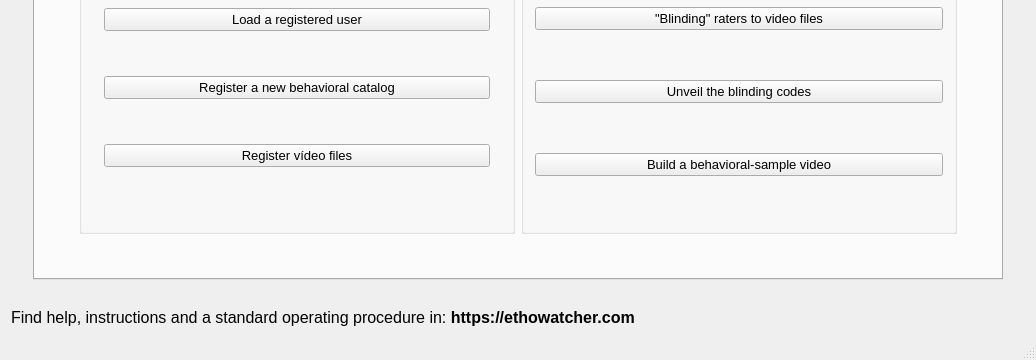
Qt form src/ethowatcher.ui (EthoWatcher/ethowatcher) before a commit; both pictures show x 0 to 1036 and y 366 to 726 of the 1036 by 726 pixel window.
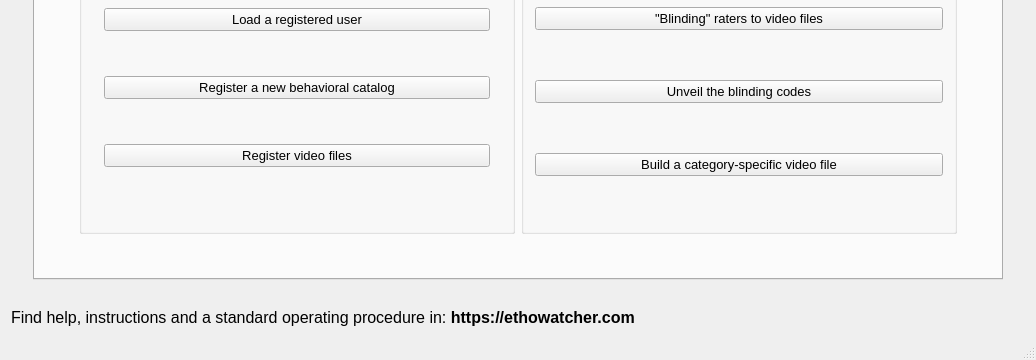
The same form after that commit. The open tabs and pages were chosen to show the change. Icons and pictures are not drawn.

Commit message: Arrumando textos da interface gráfica

The edit to the form file:
```diff
--- a/src/ethowatcher.ui
+++ b/src/ethowatcher.ui
@@ -340,7 +340,7 @@
                                  </font>
                                 </property>
                                 <property name="text">
-                                 <string>Register vídeo files</string>
+                                 <string>Register video files</string>
                                 </property>
                                </widget>
                               </item>
@@ -412,7 +412,7 @@
                               </font>
                              </property>
                              <property name="text">
-                              <string>Build a behavioral-sample video</string>
+                              <string>Build a category-specific video file</string>
                              </property>
                             </widget>
                            </item>
```
Left out of the diff: 2 changed lines with no effect on the pictures. The commit also changes 5 other files.
